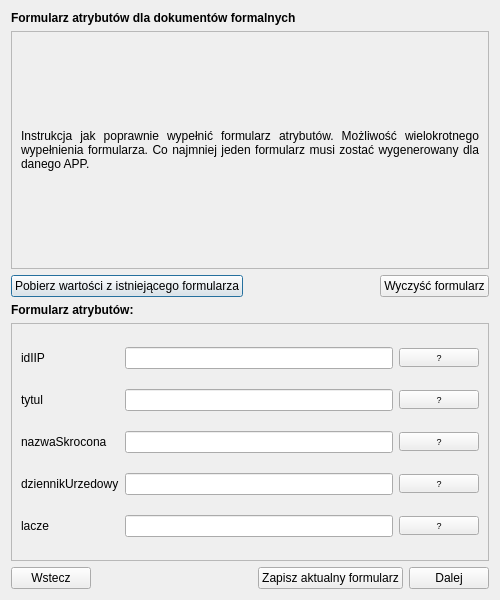
First picture: the form in modules/app/views/ui/formularz_dokumenty_dialog_base.ui, repository envirosolutionspl/wtyczka_qgis_app, before the edit.
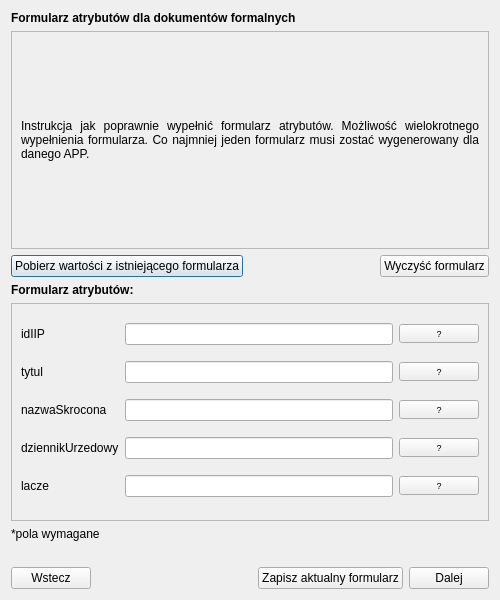
Second picture: the form after the edit.

```diff
--- a/modules/app/views/ui/formularz_dokumenty_dialog_base.ui
+++ b/modules/app/views/ui/formularz_dokumenty_dialog_base.ui
@@ -45,8 +45,8 @@
          <rect>
           <x>0</x>
           <y>0</y>
-          <width>484</width>
-          <height>242</height>
+          <width>478</width>
+          <height>193</height>
          </rect>
         </property>
         <layout class="QGridLayout" name="gridLayout">
@@ -132,8 +132,8 @@
          <rect>
           <x>0</x>
           <y>0</y>
-          <width>484</width>
-          <height>242</height>
+          <width>478</width>
+          <height>193</height>
          </rect>
         </property>
         <layout class="QGridLayout" name="gridLayout_2">
@@ -287,6 +287,20 @@
        </widget>
       </widget>
      </item>
+     <item>
+      <widget class="QLabel" name="requiredFields_lbl">
+       <property name="text">
+        <string>*pola wymagane</string>
+       </property>
+      </widget>
+     </item>
+     <item>
+      <widget class="QLabel" name="label_2">
+       <property name="text">
+        <string/>
+       </property>
+      </widget>
+     </item>
      <item>
       <layout class="QHBoxLayout" name="horizontalLayout_2">
        <item>
```
